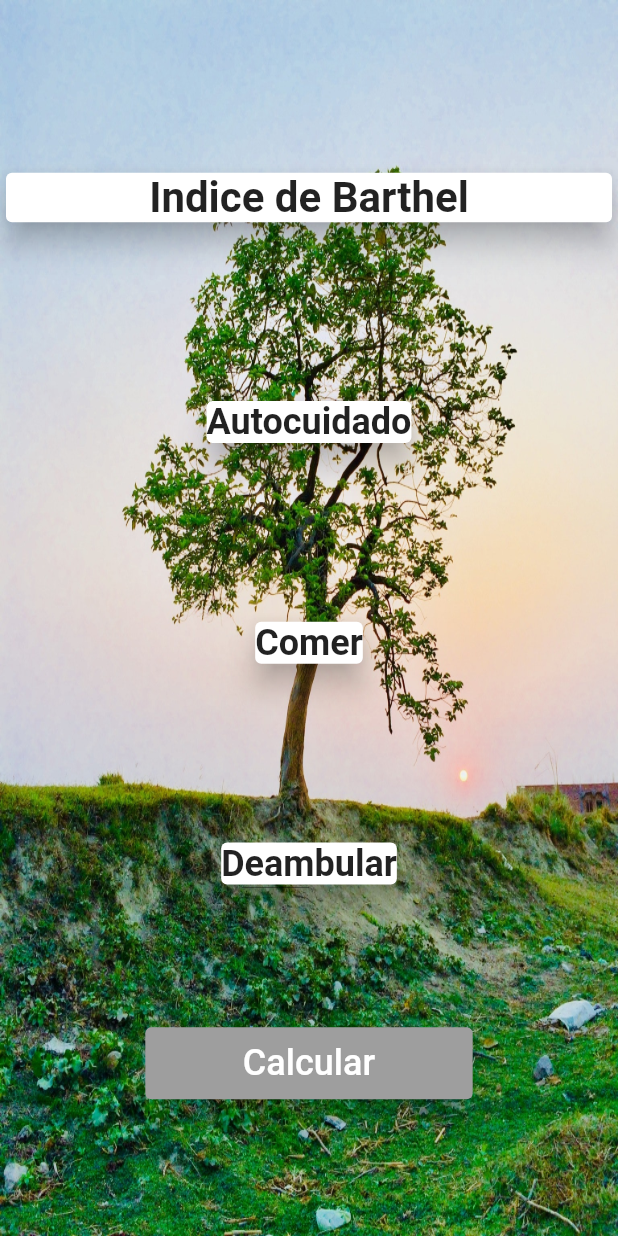
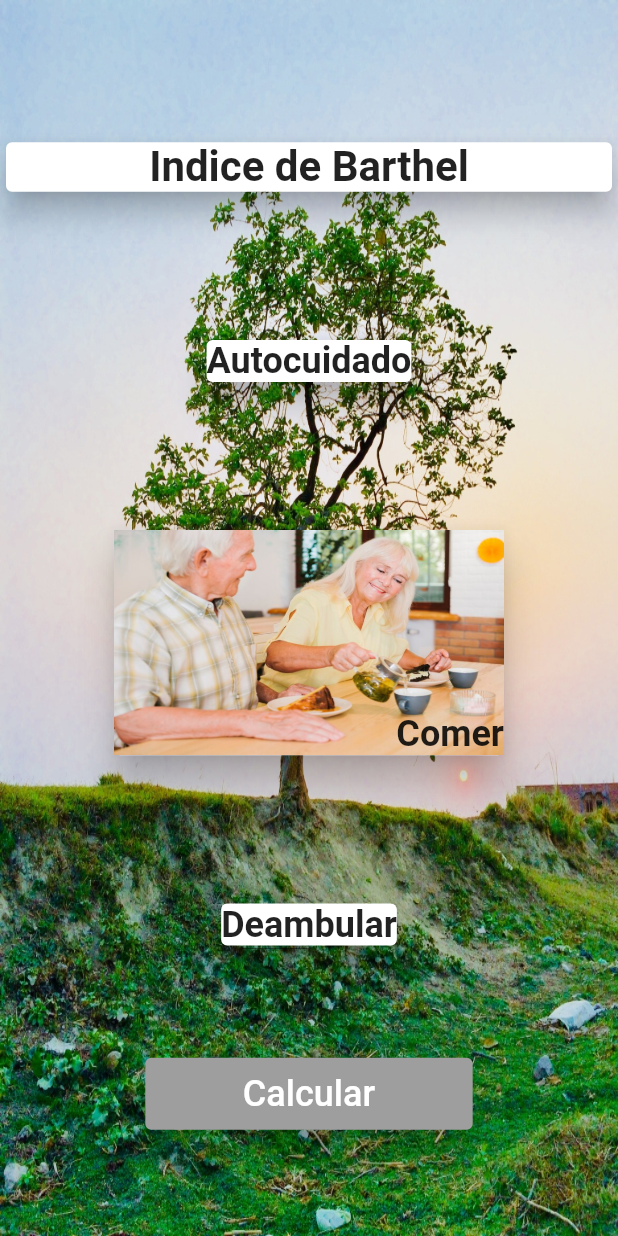
Before and after one commit to doktorSmtih23/barthel_index_app, a Flutter app: the screen it shows after launch, on a phone screen of 412 x 824 dp. Run offline on Flutter 3.47's test engine with Material 2 defaults, Android fonts, the light colour scheme and no system bars.

Commit message:
second commit

```diff
--- a/lib/src/pages/comer.dart
+++ b/lib/src/pages/comer.dart
@@ -8,10 +8,28 @@ class ComerWidget extends StatelessWidget {
   @override
   Widget build(BuildContext context) {
     return Card(
-        elevation: 8,
-        child: Text(
-          titulo,
-          style: const TextStyle(fontSize: 24, fontWeight: FontWeight.bold),
+        elevation: 10,
+        child: Column(
+          children: [
+            SizedBox(
+              height: 150,
+              width: 260,
+              child: Stack(fit: StackFit.expand, children: [
+                const Image(
+                  image: AssetImage('assets/comerfoto.jpg'),
+                  fit: BoxFit.fill,
+                ),
+                Align(
+                  alignment: Alignment.bottomRight,
+                  child: Text(
+                    titulo,
+                    style: const TextStyle(
+                        fontSize: 24, fontWeight: FontWeight.bold),
+                  ),
+                ),
+              ]),
+            ),
+          ],
         ));
   }
 }
--- a/lib/src/widgets/header.dart
+++ b/lib/src/widgets/header.dart
@@ -9,11 +9,15 @@ class HeaderWidget extends StatelessWidget {
   Widget build(BuildContext context) {
     return Card(
       elevation: 8,
-      child: Center(
-          child: Text(
-        titulo,
-        style: const TextStyle(fontSize: 28, fontWeight: FontWeight.bold),
-      )),
+      child: Column(
+        children: [
+          Center(
+              child: Text(
+            titulo,
+            style: const TextStyle(fontSize: 28, fontWeight: FontWeight.bold),
+          )),
+        ],
+      ),
     );
   }
 }
```
Also changed, not shown: assets/comerfoto.jpg (added).
